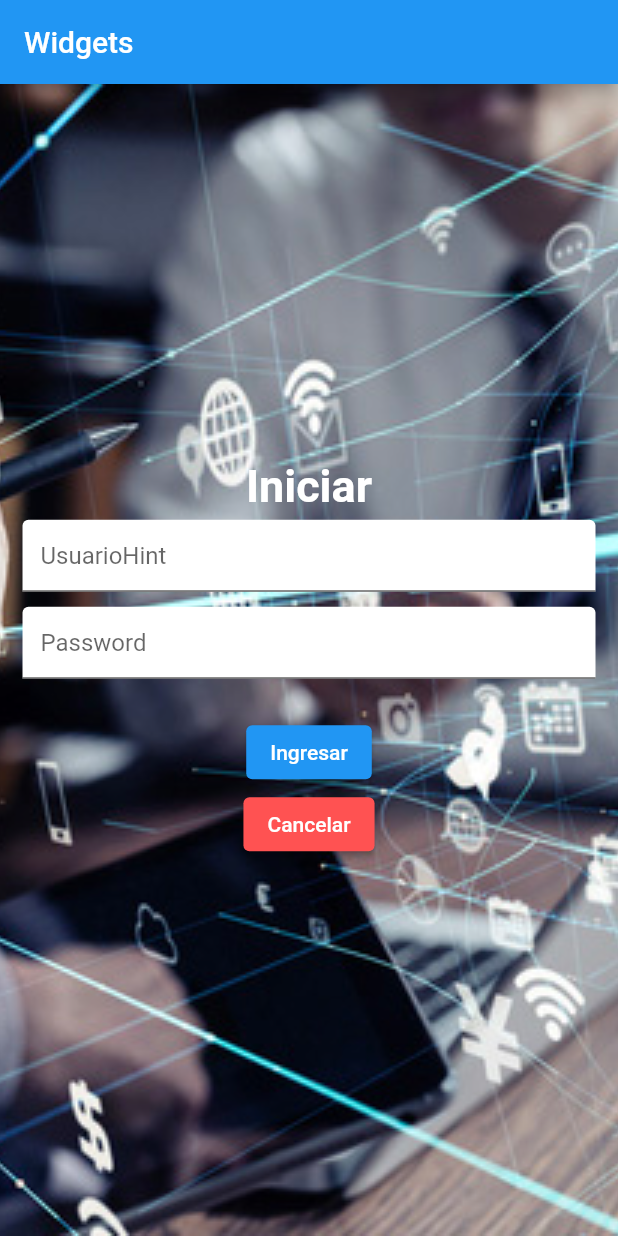
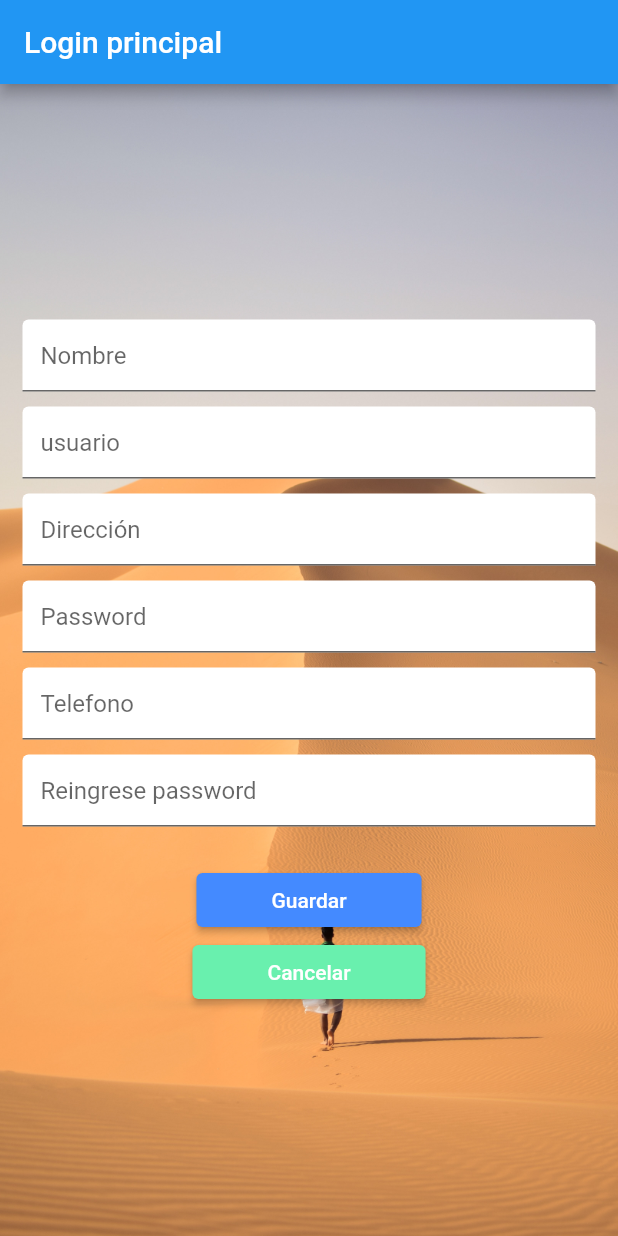
Before and after one commit to vpineda7/parcial1_etps3, a Flutter app: the screen it shows after launch, after a tap on "Cancelar", on a phone screen of 412 x 824 dp. Run offline on Flutter 3.47's test engine with Material 2 defaults, Android fonts, the phone set to English and light mode, and no system bars.

Commit message:
se tiene primer formulario completo funcional

```diff
--- a/lib/main.dart
+++ b/lib/main.dart
@@ -1,21 +1,20 @@
 import 'package:flutter/material.dart';
-import 'package:loginflutter/principal/principal.dart';
-import 'package:loginflutter/principal/usoWidget.dart';
+import 'package:loginflutter/principal/login.dart';
 
 void main() {
-  runApp(UsoWidgets());
+  runApp(UsarLogin());
 }
 
 
-class UsoWidgets extends StatelessWidget {
-  const UsoWidgets({Key? key}) : super(key: key);
+class UsarLogin extends StatelessWidget {
+  const UsarLogin({Key? key}) : super(key: key);
 
   @override
   Widget build(BuildContext context) {
     return MaterialApp(
 								title:"Clase Widget",
-								home:usoWidget(),
-                //home:Principal(),
+								home:Login(),
+
 						 );
   }
 }
--- a/lib/paginas/pagina.dart
+++ /dev/null
@@ -1,21 +0,0 @@
-import 'package:flutter/material.dart';
-
-
-class Pagina extends StatelessWidget {
-  const Pagina({Key? key}) : super(key: key);
-
-  @override
-  Widget build(BuildContext context) {
-    return Scaffold(
-      appBar: AppBar(title: Text('Terminos y condiciones de uso')),
-      body: Column(
-        children: [
-          Text('Contrato'),
-          Text('Lorem Ipsum es simplemente el texto de relleno de las imprentas y archivos de texto. Lorem Ipsum ha sido el texto de relleno estándar de las industrias desde el año 1500, cuando un impresor (N. del T. persona que se dedica a la imprenta) desconocido usó una galería de textos y los mezcló de tal manera que logró hacer un libro de textos especimen. No sólo sobrevivió 500 años, sino que tambien ingresó como texto de relleno en documentos electrónicos, quedando esencialmente igual al original. Fue popularizado en los 60s con la creación de las hojas "Letraset", las cuales contenian pasajes de Lorem Ipsum, y más recientemente con software de autoedición, como por ejemplo Aldus PageMaker, el cual incluye versiones de Lorem Ipsum'),
-          Text('Lorem Ipsum es simplemente el texto de relleno de las imprentas y archivos de texto. Lorem Ipsum ha sido el texto de relleno estándar de las industrias desde el año 1500, cuando un impresor (N. del T. persona que se dedica a la imprenta) desconocido usó una galería de textos y los mezcló de tal manera que logró hacer un libro de textos especimen. No sólo sobrevivió 500 años, sino que tambien ingresó como texto de relleno en documentos electrónicos, quedando esencialmente igual al original. Fue popularizado en los 60s con la creación de las hojas "Letraset", las cuales contenian pasajes de Lorem Ipsum, y más recientemente con software de autoedición, como por ejemplo Aldus PageMaker, el cual incluye versiones de Lorem Ipsum'),
-        ],
-      )
-
-    );
-  }
-}
--- /dev/null
+++ b/lib/principal/Login.dart
@@ -0,0 +1,50 @@
+import 'package:flutter/material.dart';
+import 'package:loginflutter/principal/campos.dart';
+
+class Login extends StatefulWidget {
+  Login({Key? key}) : super(key: key);
+
+  @override
+  State<Login> createState() => _LoginState();
+}
+
+class _LoginState extends State<Login> {
+  @override
+  Widget build(BuildContext context) {
+    return Scaffold(
+      appBar: AppBar(
+        title: Text('Login principal')
+        ),
+        body: pantallaLogin(),
+
+    );
+  }
+}
+
+Widget pantallaLogin() {
+  return Container(
+    decoration: BoxDecoration(
+      image: DecorationImage(
+          image: AssetImage('assets/img/desert.jpg'),
+          fit:BoxFit.cover)),
+    child: Center(
+        child: Column(
+          mainAxisAlignment: MainAxisAlignment.center,
+          children: <Widget>[
+            camposNombreYappellidos(),
+            camposUsuario(),
+            camposDireccion(),
+            camposPass (),
+            camposTelefono(),
+            camposRePass (),
+            SizedBox(
+              height: 20,
+            ),
+            botonGuardar(),
+            botonCancelar()
+
+          ],
+        )
+      ),
+  );
+}
--- a/lib/principal/campos.dart
+++ b/lib/principal/campos.dart
@@ -1,4 +1,20 @@
 import 'package:flutter/material.dart';
+
+Widget camposNombreYappellidos () {
+  return Container(
+      padding: EdgeInsets.symmetric(horizontal: 15, vertical: 5),
+      child:TextField(
+        decoration:  InputDecoration(
+          hintText: "Nombre",
+          fillColor: Colors.white,
+          filled: true
+        ),
+      ),
+    );
+}
+
+
+
 
 
 Widget camposUsuario () {
@@ -6,10 +22,23 @@ Widget camposUsuario () {
       padding: EdgeInsets.symmetric(horizontal: 15, vertical: 5),
       child:TextField(
         decoration:  InputDecoration(
-          hintText: "UsuarioHint",
+          hintText: "usuario",
           fillColor: Colors.white,
           filled: true
         )
+      ),
+    );
+}
+
+Widget camposDireccion () {
+  return Container(
+      padding: EdgeInsets.symmetric(horizontal: 15, vertical: 5),
+      child:TextField(
+        decoration:  InputDecoration(
+          hintText: "Dirección",
+          fillColor: Colors.white,
+          filled: true
+        ),
       ),
     );
 }
@@ -29,13 +58,45 @@ Widget camposPass () {
     );
 }
 
+Widget camposTelefono () {
+  return Container(
+      padding: EdgeInsets.symmetric(horizontal: 15, vertical: 5),
+      child:TextField(
+        decoration:  InputDecoration(
+          hintText: "Telefono",
+          fillColor: Colors.white,
+          filled: true
+        ),
+      ),
+    );
+}
+
+Widget camposRePass () {
+  return Container(
+      padding: EdgeInsets.symmetric(horizontal: 15, vertical: 5),
+      child:TextField(
+        obscureText: true,
+        decoration:  InputDecoration(
+          hintText: "Reingrese password",
+          fillColor: Colors.white,
+          filled: true
+        )
+      ),
+    );
+}
 
 
-Widget botonAceptar () {
+
+
+
+Widget botonGuardar () {
   return ElevatedButton(
-
+    style: ElevatedButton.styleFrom(
+      primary: Colors.blueAccent,
+      padding: const EdgeInsets.symmetric(horizontal: 50),
+    ),
     onPressed: (){},
-    child: Text('Ingresar'),
+    child: Text('Guardar'),
     );
 }
 
@@ -43,7 +104,11 @@ Widget botonCancelar () {
   //return FlatButton(
   return ElevatedButton(
 
-    style: ElevatedButton.styleFrom(primary: Colors.redAccent),
+    style: ElevatedButton.styleFrom(
+      primary: Colors.greenAccent,
+      padding: const EdgeInsets.symmetric(horizontal: 50),
+      ),
+
     onPressed: (){},
     child: Text('Cancelar'),
     );
--- a/lib/principal/principal.dart
+++ /dev/null
@@ -1,29 +0,0 @@
-import 'package:flutter/material.dart';
-import 'package:loginflutter/principal/usoWidget.dart';
-import 'package:loginflutter/paginas/pagina.dart';
-
-class Principal extends StatefulWidget {
-  Principal({Key? key}) : super(key: key);
-
-  @override
-  State<Principal> createState() => _PrincipalState();
-}
-
-class _PrincipalState extends State<Principal> {
-  @override
-  Widget build(BuildContext context) {
-    return Scaffold(
-      appBar: AppBar(
-        title: Text('Widget'),
-      ),
-        // body: mensaje(),
-        body: RaisedButton(
-          child: Text('Ir a pantalla login'),
-          onPressed: ()=>{
-            //print('objeto')
-            Navigator.push(context, MaterialPageRoute(builder: (context)=>Pagina()))
-          },
-      )
-    );
-  }
-}
--- a/lib/principal/usoWidget.dart
+++ /dev/null
@@ -1,61 +0,0 @@
-import 'package:flutter/material.dart';
-import 'package:loginflutter/principal/campos.dart';
-
-class usoWidget extends StatefulWidget {
-  usoWidget({Key? key}) : super(key: key);
-
-  @override
-  State<usoWidget> createState() => _usoWidgetState();
-}
-
-class _usoWidgetState extends State<usoWidget> {
-  @override
-  Widget build(BuildContext context) {
-    return Scaffold(
-      appBar: AppBar(
-        title: Text('Widgets')
-        ),
-      // body: Center(
-      //   child: Text('Saludos'),
-      //   )
-        body: mensaje(),
-
-    );
-  }
-}
-
-Widget mensaje() {
-  return Container(
-    decoration: BoxDecoration(
-      image: DecorationImage(
-          //image: NetworkImage('https://vader.news/__export/1636260165164/sites/gadgets/img/2021/11/07/breaking-bad.jpg_1951075380.jpg'
-          image: AssetImage('assets/img/tech_solutions.jpg'),
-          fit:BoxFit.cover)),
-    child: Center(
-        child: Column(//Text('Saludos a todos',style:TextStyle(color: Colors.white, fontSize: 25, fontWeight:FontWeight.bold))
-          mainAxisAlignment: MainAxisAlignment.center,
-          children: <Widget>[
-            nombre(),
-            camposUsuario(),
-            camposPass (),
-            SizedBox(
-              height: 20,
-            ),
-            botonAceptar(),
-            botonCancelar()
-
-          ],
-        )
-      ),
-  );
-}
-
-
-Widget nombre() {
-  return Text(
-    "Iniciar",
-    style: TextStyle(
-      color:Colors.white, fontSize:30, fontWeight: FontWeight.bold,
-    )
-  );
-}
```
Also changed, not shown: assets/img/5.1 OITS Slider.jpg (deleted), assets/img/Information-Technology.jpg (deleted), assets/img/desert.jpg (added), assets/img/tech_solutions.jpg (deleted), 1 other file.
